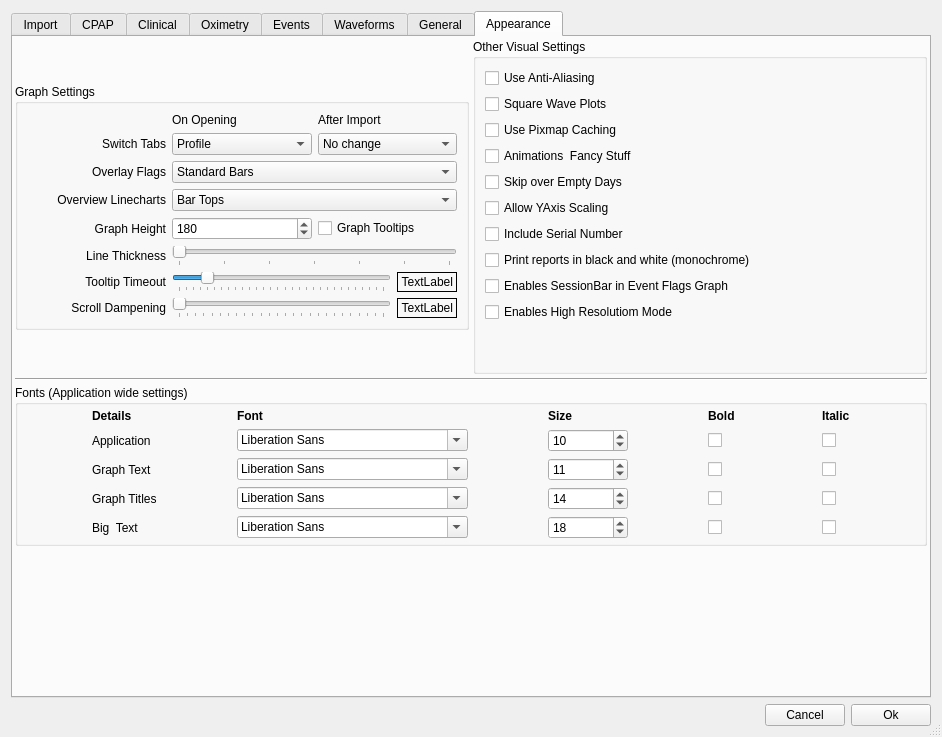
The window that oscar/preferencesdialog.ui (littleyoda/oscar) describes before a commit, drawn with Qt 5.
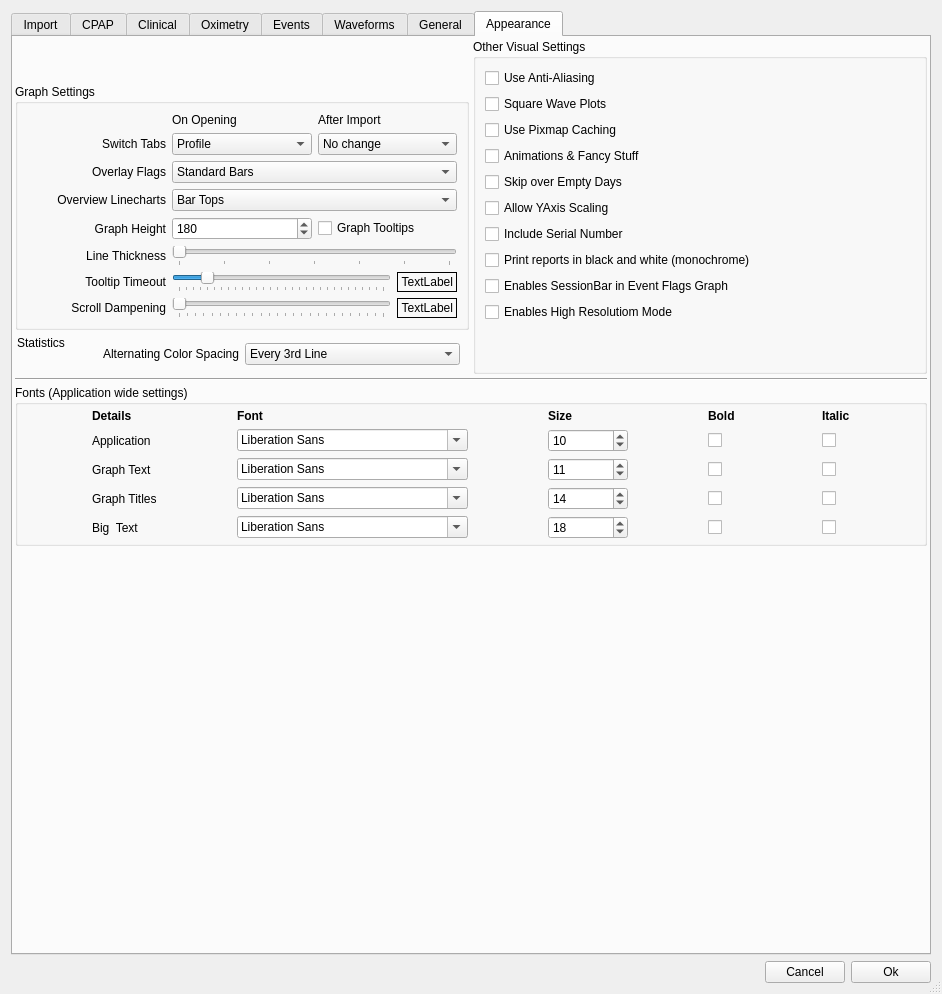
The same window after the commit. The open tabs and pages were chosen to show the change. Icons and pictures are not drawn.

Commit message: Fix Statistics: Add configuration of alternating colored lines background

Diff of the .ui file:
```diff
--- a/oscar/preferencesdialog.ui
+++ b/oscar/preferencesdialog.ui
@@ -10,7 +10,7 @@
     <x>0</x>
     <y>0</y>
     <width>942</width>
-    <height>737</height>
+    <height>994</height>
    </rect>
   </property>
   <property name="sizePolicy">
@@ -32,6 +32,9 @@
    <iconset resource="Resources.qrc">
     <normaloff>:/icons/preferences.png</normaloff>:/icons/preferences.png</iconset>
   </property>
+  <property name="styleSheet">
+   <string notr="true">&lt;string&gt;&quot;QGroupBox{ margin: 0px; padding: 0px; border: 1px solid gray; }&quot;&lt;/string&gt;</string>
+  </property>
   <property name="sizeGripEnabled">
    <bool>true</bool>
   </property>
@@ -2849,7 +2852,7 @@
                   <string>&lt;html&gt;&lt;head/&gt;&lt;body&gt;&lt;p&gt;These features have recently been pruned. They will come back later. &lt;/p&gt;&lt;/body&gt;&lt;/html&gt;</string>
                  </property>
                  <property name="text">
-                  <string>Animations  Fancy Stuff</string>
+                  <string>Animations &amp;&amp; Fancy Stuff</string>
                  </property>
                 </widget>
                </item>
@@ -2929,6 +2932,75 @@
               </layout>
              </widget>
             </item>
+            <item row="2" column="0">
+             <widget class="QGroupBox" name="groupBox_Statistics">
+              <property name="styleSheet">
+               <string notr="true">QGroupBox { margin: 0px;    padding: 0px;    border: none}</string>
+              </property>
+              <property name="title">
+               <string>Statistics</string>
+              </property>
+              <property name="leftMargin" stdset="0">
+               <number>0</number>
+              </property>
+              <property name="topMargin" stdset="0">
+               <number>0</number>
+              </property>
+              <property name="rightMargin" stdset="0">
+               <number>0</number>
+              </property>
+              <property name="bottomMargin" stdset="0">
+               <number>0</number>
+              </property>
+              <layout class="QGridLayout" name="gridLayout_Statisticss">
+               <item row="0" column="1">
+                <widget class="QComboBox" name="alternatingColorsCombo">
+                 <item>
+                  <property name="text">
+                   <string>Every 3rd Line</string>
+                  </property>
+                 </item>
+                 <item>
+                  <property name="text">
+                   <string>Every 2nd Line</string>
+                  </property>
+                 </item>
+                 <item>
+                  <property name="text">
+                   <string>Disabled</string>
+                  </property>
+                 </item>
+                </widget>
+               </item>
+               <item row="0" column="0">
+                <widget class="QLabel" name="Label_47a">
+                 <property name="enabled">
+                  <bool>true</bool>
+                 </property>
+                 <property name="sizePolicy">
+                  <sizepolicy hsizetype="Minimum" vsizetype="Minimum">
+                   <horstretch>0</horstretch>
+                   <verstretch>0</verstretch>
+                  </sizepolicy>
+                 </property>
+                 <property name="styleSheet">
+                  <string notr="true">QLabel{
+    margin: 0px;
+    padding: 0px;
+    border: none;
+}</string>
+                 </property>
+                 <property name="text">
+                  <string> Alternating Color Spacing</string>
+                 </property>
+                 <property name="alignment">
+                  <set>Qt::AlignRight|Qt::AlignTrailing|Qt::AlignVCenter</set>
+                 </property>
+                </widget>
+               </item>
+              </layout>
+             </widget>
+            </item>
            </layout>
           </item>
           <item>
```
Left out of the diff: 11 changed lines with no effect on the pictures. The commit also changes 4 other files.
